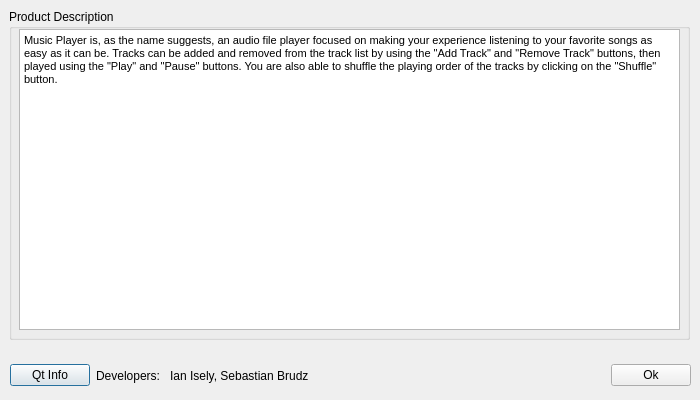
The window that infowindow.ui (Ian2123/CS305-MusicPlayer) describes before a commit, drawn with Qt 5.
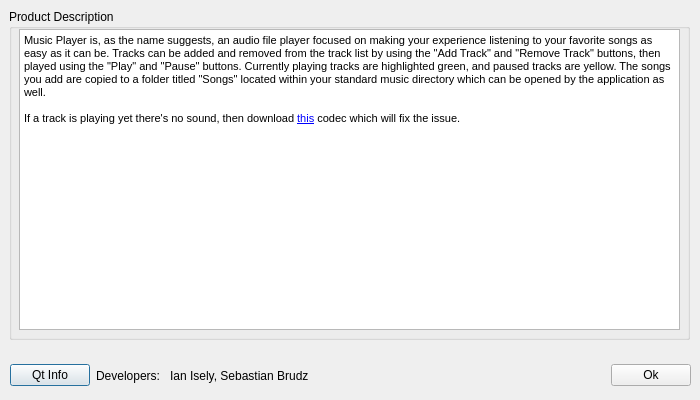
The same window after the commit.

```diff
--- a/infowindow.ui
+++ b/infowindow.ui
@@ -39,7 +39,9 @@
 &lt;html&gt;&lt;head&gt;&lt;meta name=&quot;qrichtext&quot; content=&quot;1&quot; /&gt;&lt;style type=&quot;text/css&quot;&gt;
 p, li { white-space: pre-wrap; }
 &lt;/style&gt;&lt;/head&gt;&lt;body style=&quot; font-family:'MS Shell Dlg 2'; font-size:8.25pt; font-weight:400; font-style:normal;&quot;&gt;
-&lt;p style=&quot; margin-top:0px; margin-bottom:0px; margin-left:0px; margin-right:0px; -qt-block-indent:0; text-indent:0px;&quot;&gt;Music Player is, as the name suggests, an audio file player focused on making your experience listening to your favorite songs as easy as it can be. Tracks can be added and removed from the track list by using the &amp;quot;Add Track&amp;quot; and &amp;quot;Remove Track&amp;quot; buttons, then played using the &amp;quot;Play&amp;quot; and &amp;quot;Pause&amp;quot; buttons. You are also able to shuffle the playing order of the tracks by clicking on the &amp;quot;Shuffle&amp;quot; button.&lt;/p&gt;&lt;/body&gt;&lt;/html&gt;</string>
+&lt;p style=&quot; margin-top:0px; margin-bottom:0px; margin-left:0px; margin-right:0px; -qt-block-indent:0; text-indent:0px;&quot;&gt;Music Player is, as the name suggests, an audio file player focused on making your experience listening to your favorite songs as easy as it can be. Tracks can be added and removed from the track list by using the &amp;quot;Add Track&amp;quot; and &amp;quot;Remove Track&amp;quot; buttons, then played using the &amp;quot;Play&amp;quot; and &amp;quot;Pause&amp;quot; buttons. Currently playing tracks are highlighted green, and paused tracks are yellow. The songs you add are copied to a folder titled &amp;quot;Songs&amp;quot; located within your standard music directory which can be opened by the application as well.&lt;/p&gt;
+&lt;p style=&quot;-qt-paragraph-type:empty; margin-top:0px; margin-bottom:0px; margin-left:0px; margin-right:0px; -qt-block-indent:0; text-indent:0px;&quot;&gt;&lt;br /&gt;&lt;/p&gt;
+&lt;p style=&quot; margin-top:0px; margin-bottom:0px; margin-left:0px; margin-right:0px; -qt-block-indent:0; text-indent:0px;&quot;&gt;If a track is playing yet there's no sound, then download &lt;a href=&quot;http://www.codecguide.com/download_k-lite_codec_pack_basic.htm&quot;&gt;&lt;span style=&quot; font-size:8pt; text-decoration: underline; color:#0000ff;&quot;&gt;this&lt;/span&gt;&lt;/a&gt; codec which will fix the issue.&lt;/p&gt;&lt;/body&gt;&lt;/html&gt;</string>
     </property>
    </widget>
   </widget>
```
